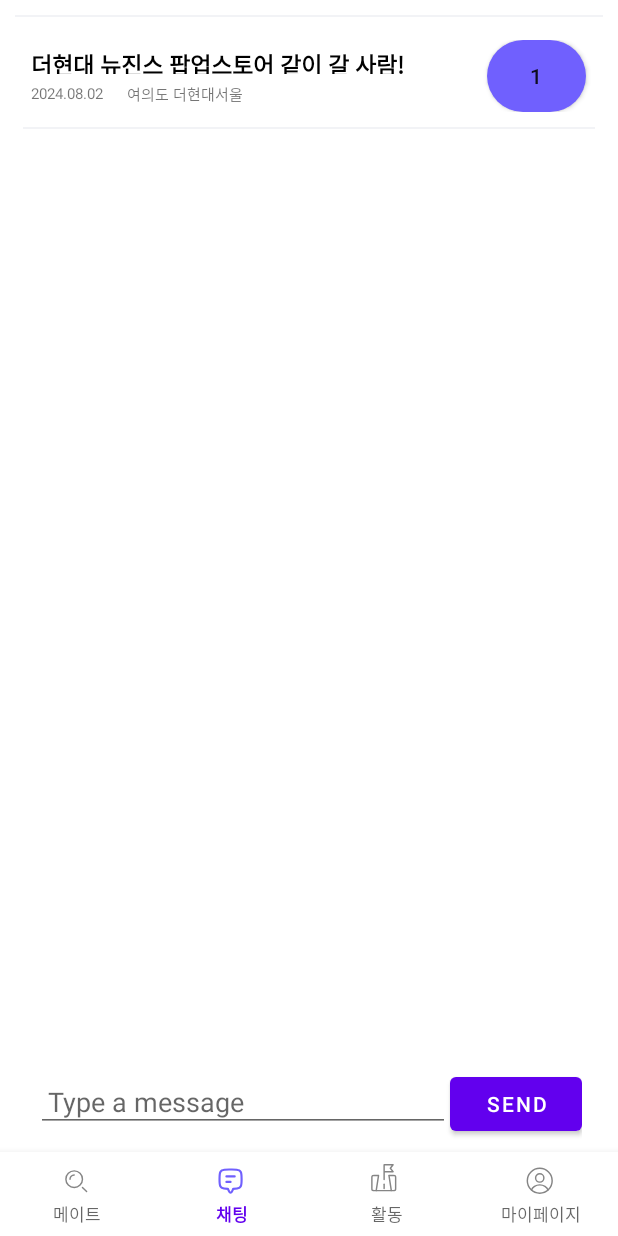
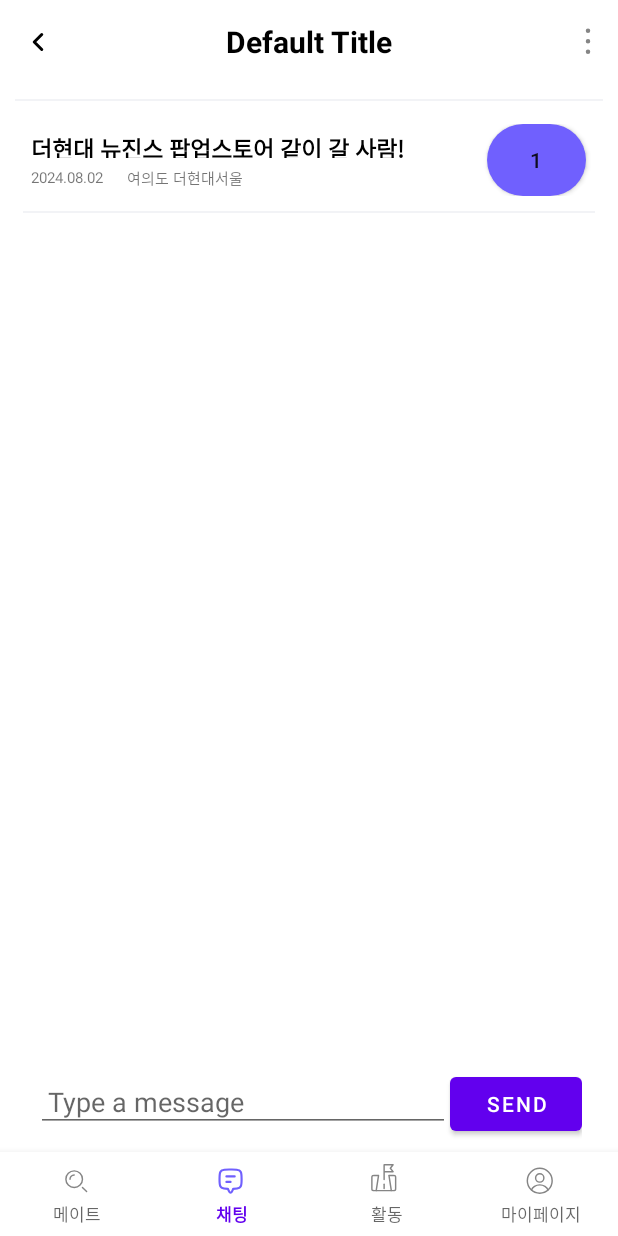
Before and after one commit to One-Trillion-Club/HUMATE-Android, an Android app: the ChatFragment screen opened through its navigation route, on a phone screen of 412 x 824 dp. Run offline under Robolectric (Android 15) with nearby library versions, the phone set to English and light mode, and no system bars; our stand-ins replace navigation-ui; 13 statements that could not run were skipped.

Commit message:
✨ Feat: toolbar 교체 가능하게 변경

```diff
--- a/app/src/main/java/com/otclub/humate/MainActivity.kt
+++ b/app/src/main/java/com/otclub/humate/MainActivity.kt
@@ -1,6 +1,8 @@
 package com.otclub.humate
 
 import android.os.Bundle
+import android.view.View
+import android.widget.FrameLayout
 import android.widget.TextView
 import androidx.appcompat.app.ActionBar
 import androidx.appcompat.app.AppCompatActivity
@@ -13,6 +15,7 @@
 class MainActivity : AppCompatActivity() {
 
     private lateinit var mBinding: ActivityMainBinding
+    private var defaultToolbar: Toolbar? = null
     override fun onCreate(savedInstanceState: Bundle?) {
         super.onCreate(savedInstanceState)
         mBinding = ActivityMainBinding.inflate(layoutInflater)
@@ -31,10 +34,15 @@
             NavigationUI.setupWithNavController(bottomNavigationView, navController)
         }
 
-        val toolbar: Toolbar = findViewById(R.id.toolbar)
-        setSupportActionBar(toolbar) // 액티비티의 앱바(App Bar)로 지정
+        // 기본 Toolbar 설정
+        setupDefaultToolbar()
+    }
 
-        val actionBar: ActionBar? = supportActionBar // 앱바 제어를 위해 액션 바 접근
+    private fun setupDefaultToolbar() {
+        defaultToolbar = layoutInflater.inflate(R.layout.toolbar, null) as Toolbar
+        val toolbarContainer: FrameLayout = findViewById(R.id.toolbar_container)
+        toolbarContainer.addView(defaultToolbar)
+        setSupportActionBar(defaultToolbar)
     }
 
     fun setToolbarTitle(title: String) {
@@ -43,6 +51,23 @@
     }
 
     fun getToolbar(): Toolbar {
-        return findViewById(R.id.toolbar)
+        return defaultToolbar ?: findViewById(R.id.toolbar)
+    }
+
+    fun replaceToolbar(newToolbar: Toolbar) {
+        val toolbarContainer: FrameLayout = findViewById(R.id.toolbar_container)
+        toolbarContainer.removeAllViews()
+        toolbarContainer.addView(newToolbar)
+        setSupportActionBar(newToolbar)
+    }
+
+    fun restoreToolbar() {
+        val toolbarContainer: FrameLayout = findViewById(R.id.toolbar_container)
+        toolbarContainer.removeAllViews()
+
+        // 기존 Toolbar를 복구
+        defaultToolbar?.visibility = View.VISIBLE
+        toolbarContainer.addView(defaultToolbar)
+        setSupportActionBar(defaultToolbar)
     }
 }
--- a/app/src/main/java/com/otclub/humate/chat/fragment/ChatFragment.kt
+++ b/app/src/main/java/com/otclub/humate/chat/fragment/ChatFragment.kt
@@ -7,8 +7,10 @@
 import android.view.LayoutInflater
 import android.view.View
 import android.view.ViewGroup
-import android.widget.Button
 import android.widget.ImageButton
+import android.widget.TextView
+import androidx.appcompat.widget.PopupMenu
+import androidx.appcompat.widget.Toolbar
 import androidx.fragment.app.Fragment
 import androidx.recyclerview.widget.LinearLayoutManager
 import com.google.gson.Gson
@@ -62,6 +64,13 @@
         return mBinding?.root
     }
 
+    override fun onViewCreated(view: View, savedInstanceState: Bundle?) {
+        super.onViewCreated(view, savedInstanceState)
+
+        setupToolbar() // `view`를 인자로 전달할 필요 없음
+        setupSendButton()
+    }
+
     override fun onResume() {
         super.onResume()
         handler.post(reconnectRunnable) // Start periodic reconnection
@@ -71,40 +80,6 @@
         super.onPause()
         handler.removeCallbacks(reconnectRunnable)
         closeWebSocket()
-    }
-
-    override fun onViewCreated(view: View, savedInstanceState: Bundle?) {
-        super.onViewCreated(view, savedInstanceState)
-
-        setupToolbar()
-        setupSendButton()
-    }
-
-    private fun setupToolbar(){
-        val activity = activity as? MainActivity
-        activity?.let {
-            val toolbar = it.getToolbar() // MainActivity의 Toolbar를 가져옴
-            val leftButton: ImageButton = toolbar.findViewById(R.id.left_button)
-            val rightButton: Button = toolbar.findViewById(R.id.right_button)
-
-            // 버튼의 가시성 설정
-            val showLeftButton = true
-            val showRightButton = false
-            leftButton.visibility = if (showLeftButton) View.VISIBLE else View.GONE
-            rightButton.visibility = if (showRightButton) View.VISIBLE else View.GONE
-
-            // 액션 바의 타이틀을 설정하거나 액션 바의 다른 속성을 조정
-            it.setToolbarTitle("채팅")
-        }
-    }
-    private fun setupSendButton() {
-        mBinding?.sendButton?.setOnClickListener {
-            val message = mBinding?.messageInput?.text.toString()
-            if (message.isNotEmpty()) {
-                sendMessage(message)
-                mBinding?.messageInput?.text?.clear()
-            }
-        }
     }
 
     private fun sendMessage(content: String) {
@@ -156,6 +131,68 @@
 
     override fun onDestroyView() {
         mBinding = null
+        (activity as? MainActivity)?.restoreToolbar()
         super.onDestroyView()
     }
+
+    private fun setupToolbar() {
+        val activity = activity as? MainActivity
+        activity?.let {
+            // 기존 Toolbar 숨기기
+            val mainToolbar = it.getToolbar()
+            mainToolbar?.visibility = View.GONE
+
+            // 새로운 Toolbar 설정
+            val chatToolbar = LayoutInflater.from(context).inflate(R.layout.chat_toolbar, null) as Toolbar
+            val leftButton: ImageButton = chatToolbar.findViewById(R.id.left_button)
+            val menuButton: ImageButton = chatToolbar.findViewById(R.id.menu_button)
+            val titleTextView: TextView = chatToolbar.findViewById(R.id.toolbar_title)
+
+            // 버튼 클릭 리스너 설정
+            leftButton.setOnClickListener {
+                parentFragmentManager.popBackStack()
+            }
+            menuButton.setOnClickListener {
+                showPopupMenu(menuButton)
+            }
+
+            // 새로운 Toolbar를 액티비티에 추가
+            it.replaceToolbar(chatToolbar)
+        }
+    }
+
+    private fun showPopupMenu(view: View) {
+        val popupMenu = PopupMenu(requireContext(), view)
+        val inflater = popupMenu.menuInflater
+        inflater.inflate(R.menu.chat_menu, popupMenu.menu)
+        popupMenu.setOnMenuItemClickListener { item ->
+            when (item.itemId) {
+                R.id.alarmActiveBtn -> {
+                    // Handle "알림끄기" action
+                    true
+                }
+                R.id.issueReportBtn -> {
+                    // Handle "신고하기" action
+                    true
+                }
+                R.id.exitChatRoomBtn -> {
+                    // Handle "채팅방 나가기" action
+                    true
+                }
+                else -> false
+            }
+        }
+        popupMenu.show()
+    }
+
+
+    private fun setupSendButton() {
+        mBinding?.sendButton?.setOnClickListener {
+            val message = mBinding?.messageInput?.text.toString()
+            if (message.isNotEmpty()) {
+                sendMessage(message)
+                mBinding?.messageInput?.text?.clear()
+            }
+        }
+    }
 }
```
